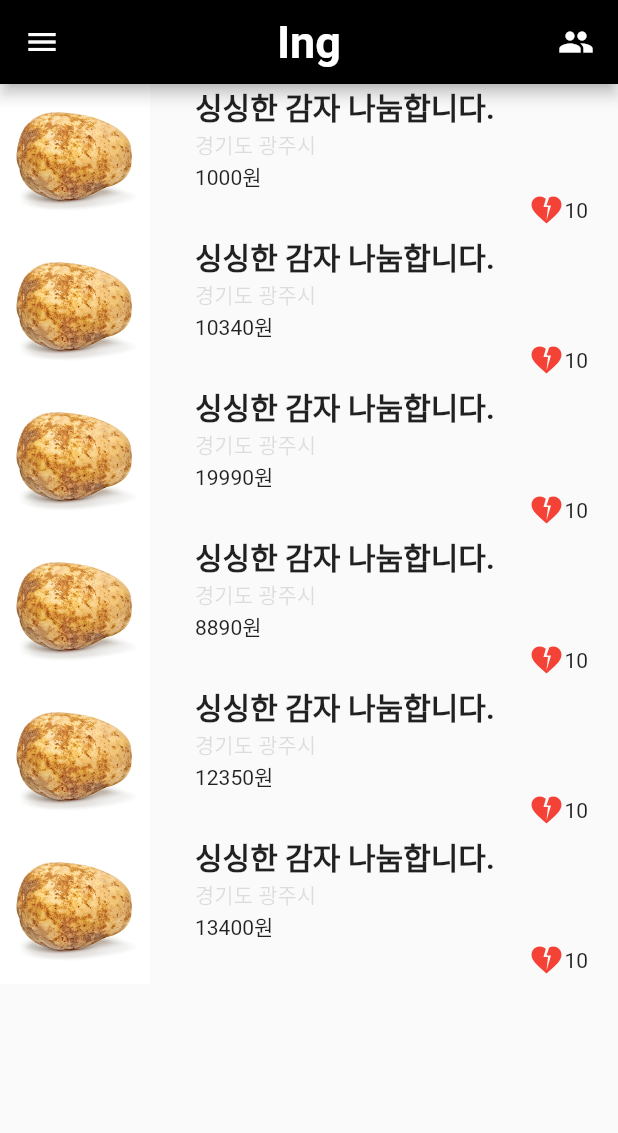
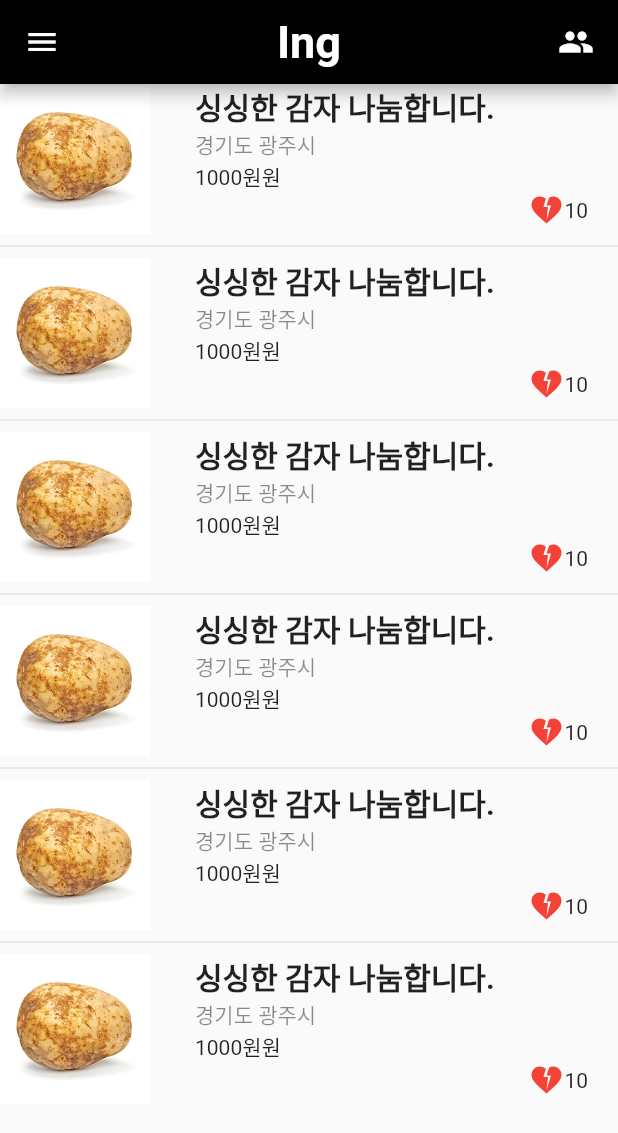
Before and after one commit to J1HOON/carrot, a Flutter app: the screen it shows after launch, on a phone screen of 412 x 824 dp. Shown: the top 1133 px of the screen. Run offline on Flutter 3.47's test engine with Material 2 defaults, Android fonts, the phone set to English and light mode, and no system bars.

Commit message:
Add files via upload

```diff
--- /dev/null
+++ b/lib/ItemData.dart
@@ -0,0 +1,45 @@
+import 'package:flutter/material.dart';
+
+
+class ItemData extends StatelessWidget {
+  dynamic price;
+  ItemData({
+    super.key,
+    required this.price
+  });
+
+  @override
+  Widget build(BuildContext context) {
+    return Row(
+      crossAxisAlignment: CrossAxisAlignment.start,
+      children: [
+        const Image(
+          image: AssetImage('images/potato.jpg'),
+          width : 100,
+          height : 100,
+          ),
+        const SizedBox(width : 30,),
+        Flexible(
+          flex : 1,
+          child: Column (
+            crossAxisAlignment: CrossAxisAlignment.start,
+            children:  [
+              const Text("싱싱한 감자 나눔합니다.", style : TextStyle(fontWeight: FontWeight.bold, fontSize: 20)),
+              const Text("경기도 광주시", style : TextStyle(color : Colors.black45)),
+              Text("$price원",),
+              Row(
+                mainAxisSize: MainAxisSize.max,
+                mainAxisAlignment: MainAxisAlignment.end,
+                children: const [
+                  Icon(Icons.heart_broken_sharp, color:Colors.red),
+                  Text("10"),
+                  SizedBox(width : 20),
+                ],
+              )
+            ],
+          ),
+        ),
+      ],
+    );
+  }
+}
--- a/lib/main.dart
+++ b/lib/main.dart
@@ -1,4 +1,5 @@
 import 'package:flutter/material.dart';
+import 'ItemData.dart';
 
 void main() {
   runApp(const MyApp());
@@ -9,9 +10,43 @@ class MyApp extends StatelessWidget {
 
   @override
   Widget build(BuildContext context) {
+    List<ItemData> items = [];
+    items.add(ItemData(price: 666));
+    items.add(ItemData(price: 4666));
+    items.add(ItemData(price: 6666));
+    items.add(ItemData(price: 3666));
+    items.add(ItemData(price: 87666));
+    items.add(ItemData(price: 5666));
+    items.add(ItemData(price: 31666));
+    //데이터만 있는 CarrotItem
+
     return  MaterialApp(
       title : "potato",
-      home : Scaffold(
+      home : MainPage(items: items),
+    );
+  }
+}
+
+class MainPage extends StatelessWidget {
+  const MainPage({
+    super.key,
+    required this.items,
+  });
+
+  final List<ItemData> items;
+
+  @override
+  Widget build(BuildContext context) {
+    List<CarrotItem> carrots = [];
+    carrots.add(CarrotItem(title: '팝니다', address: '광주시 장지동', price: '1000원'));
+    carrots.add(CarrotItem(title: '팝니다', address: '광주시 장지동', price: '1000원'));
+    carrots.add(CarrotItem(title: '팝니다', address: '광주시 장지동', price: '1000원'));
+    carrots.add(CarrotItem(title: '팝니다', address: '광주시 장지동', price: '1000원'));
+    carrots.add(CarrotItem(title: '팝니다', address: '광주시 장지동', price: '1000원'));
+    carrots.add(CarrotItem(title: '팝니다', address: '광주시 장지동', price: '1000원'));
+
+
+    return Scaffold(
       appBar: AppBar(
         backgroundColor: Colors.black,
         title : Center(
@@ -25,62 +60,21 @@ class MyApp extends StatelessWidget {
           ),
         )
       ),
-        body: SingleChildScrollView(
-          child: Column(
-            children: [
-              ItemData(price : 1000),
-              ItemData(price : 10340),
-              ItemData(price : 19990),
-              ItemData(price : 8890),
-              ItemData(price : 12350),
-              ItemData(price : 13400),
-            ],
-          ),
-        )
-      ),
+      body: ListView.separated(itemBuilder: (context, index) {
+        print(index);
+        return ItemData(price: carrots[index].price,);
+      }, separatorBuilder: (context, index) => const Divider(), itemCount: carrots.length)
     );
   }
 }
 
-class ItemData extends StatelessWidget {
-  int price;
-  ItemData({
-    super.key,
+class CarrotItem {
+  // 순수 데이터만 존재하는 클래스
+
+  late final String title, address, price;
+  CarrotItem({
+    required this.title,
+    required this.address,
     required this.price
   });
-
-  @override
-  Widget build(BuildContext context) {
-    return Row(
-      crossAxisAlignment: CrossAxisAlignment.start,
-      children: [
-        const Image(
-          image: AssetImage('images/potato.jpg'),
-          width : 100,
-          height : 100,
-          ),
-        const SizedBox(width : 30,),
-        Flexible(
-          flex : 1,
-          child: Column (
-            crossAxisAlignment: CrossAxisAlignment.start,
-            children:  [
-              const Text("싱싱한 감자 나눔합니다.", style : TextStyle(fontWeight: FontWeight.bold, fontSize: 20)),
-              const Text("경기도 광주시", style : TextStyle(color : Colors.black12)),
-              Text("$price원",),
-              Row(
-                mainAxisSize: MainAxisSize.max,
-                mainAxisAlignment: MainAxisAlignment.end,
-                children: const [
-                  Icon(Icons.heart_broken_sharp, color:Colors.red),
-                  Text("10"),
-                  SizedBox(width : 20),
-                ],
-              )
-            ],
-          ),
-        ),
-      ],
-    );
 }
-}
```
Also changed, not shown: lib/detail_page.dart (added, +105 -0 lines). Lines whose indentation alone changed are shown as unchanged.
